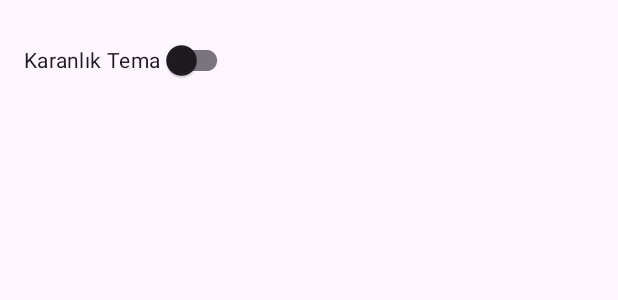
After one commit to MertRamazanEMEK/mobile-app, an Android app: the layout activity_settings.xml on its own in the app's theme, with its tools: preview values and no code run, on a phone screen of 412 x 824 dp. The commit adds this screen. Shown: the top 300 px of the screen. Run offline under Robolectric (Android 15) with nearby library versions, the phone set to English and light mode, and no system bars.

Commit message:
activity_favorite
activity_favorite

```diff
--- a/app/src/main/java/com/onur/fastproudsearch/MainActivity.java
+++ b/app/src/main/java/com/onur/fastproudsearch/MainActivity.java
@@ -39,6 +39,7 @@ public class MainActivity extends AppCompatActivity {
             public void onClick(View v) {
                 // Ayarlar butonuna tıklandığında yapılacak işlemler buraya yazılır
                 Toast.makeText(MainActivity.this, "Ayarlar butonuna tıklandı", Toast.LENGTH_SHORT).show();
+
             }
         });
 
--- /dev/null
+++ b/app/src/main/java/com/onur/fastproudsearch/SettingsActivity.java
@@ -0,0 +1,4 @@
+package com.onur.fastproudsearch;
+
+public class SettingsActivity {
+}
--- /dev/null
+++ b/app/src/main/res/layout/activity_favorite.xml
@@ -0,0 +1,6 @@
+<?xml version="1.0" encoding="utf-8"?>
+<androidx.constraintlayout.widget.ConstraintLayout xmlns:android="http://schemas.android.com/apk/res/android"
+    android:layout_width="match_parent"
+    android:layout_height="match_parent">
+
+</androidx.constraintlayout.widget.ConstraintLayout>
--- /dev/null
+++ b/app/src/main/res/layout/activity_settings.xml
@@ -0,0 +1,21 @@
+<?xml version="1.0" encoding="utf-8"?>
+<androidx.constraintlayout.widget.ConstraintLayout xmlns:android="http://schemas.android.com/apk/res/android"
+    xmlns:app="http://schemas.android.com/apk/res-auto"
+    xmlns:tools="http://schemas.android.com/tools"
+    android:layout_width="match_parent"
+    android:layout_height="match_parent"
+    android:orientation="vertical"
+    android:padding="16dp"
+    tools:context=".SettingsActivity">
+
+    <androidx.appcompat.widget.SwitchCompat
+        android:id="@+id/themeSwitch"
+        android:layout_width="wrap_content"
+        android:layout_height="wrap_content"
+        android:text="Karanlık Tema"
+        android:checked="false"
+        app:layout_constraintStart_toStartOf="parent"
+        app:layout_constraintTop_toTopOf="parent" />
+
+
+</androidx.constraintlayout.widget.ConstraintLayout>
```
